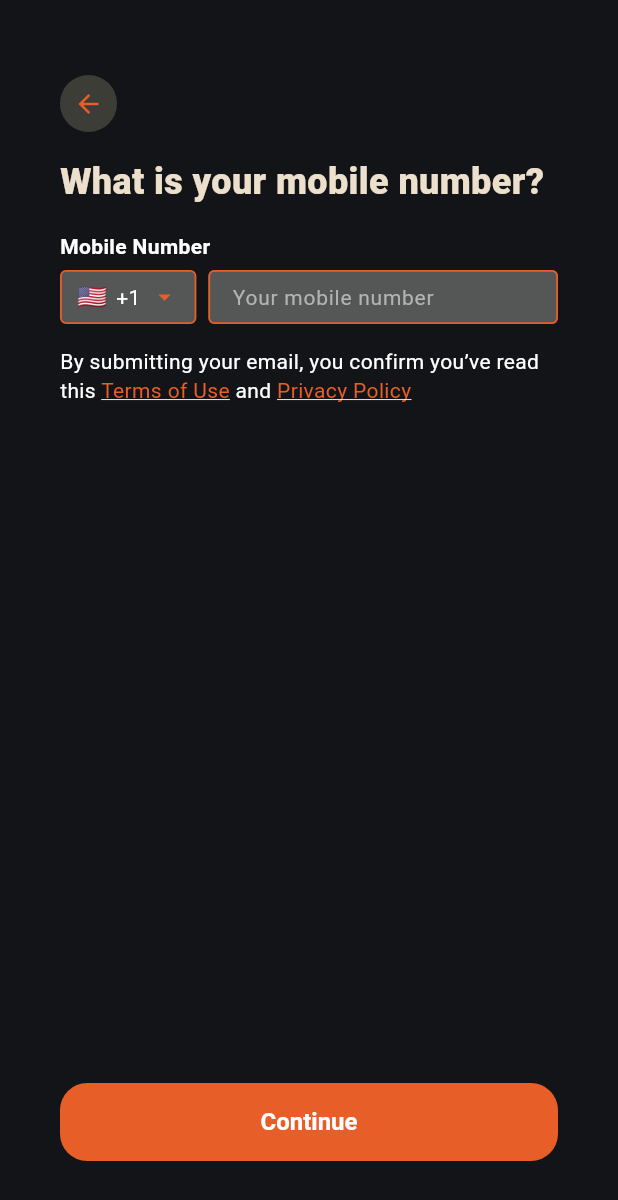
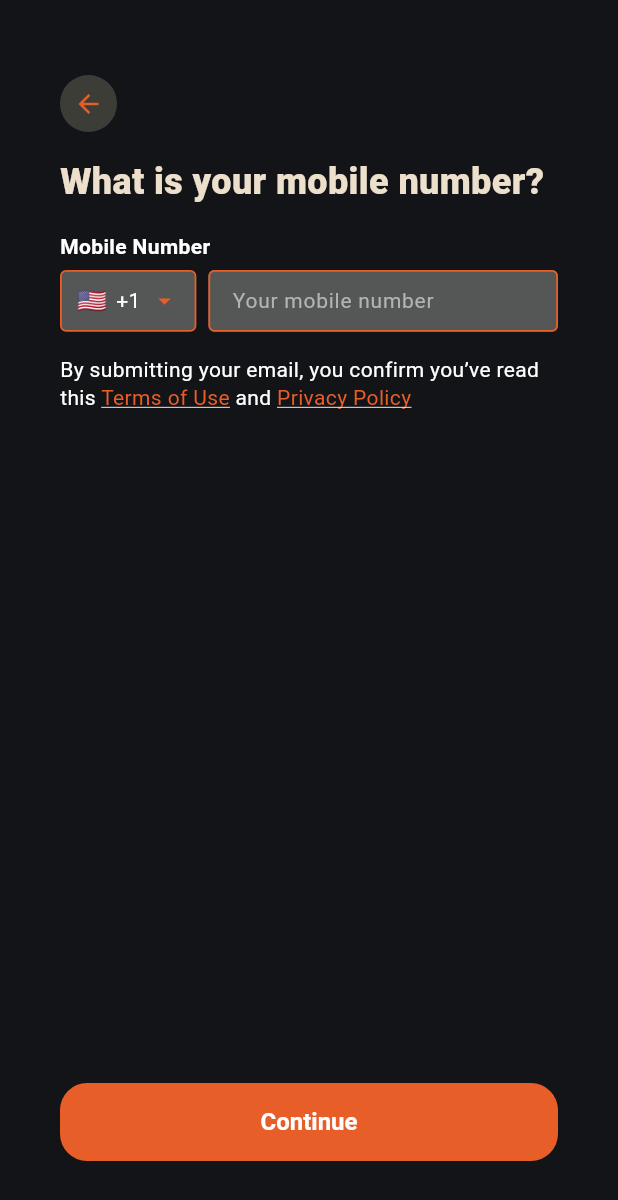
Before and after one commit to nhan502n/credenta-app, a Flutter app: the PhoneVerifyPage screen opened by its route, on a phone screen of 412 x 824 dp. Shown: the top 1200 px of the screen. Run offline on Flutter 3.47's test engine with Material 3 defaults, Android fonts, the phone set to English and light mode, and no system bars; network calls fail.

Commit message:
change locate

```diff
--- a/lib/pages/landing_page.dart
+++ b/lib/pages/home/landing_page.dart
@@ -1,7 +1,7 @@
 import 'package:flutter/material.dart';
-import '../components/logo_badge.dart';
-import '../theme/app_layout.dart';
-import '../theme/app_colors.dart';
+import '../../components/logo_badge.dart';
+import '../../theme/app_layout.dart';
+import '../../theme/app_colors.dart';
 
 class LandingPage extends StatelessWidget {
   const LandingPage({super.key});
--- a/lib/pages/country_code_picker_page.dart
+++ b/lib/pages/login/country_code_picker_page.dart
@@ -1,8 +1,8 @@
 import 'dart:async';
 import 'package:flutter/material.dart';
-import '../services/country_service.dart';
-import '../theme/app_colors.dart';
-import '../theme/app_layout.dart';
+import '../../services/country_service.dart';
+import '../../theme/app_colors.dart';
+import '../../theme/app_layout.dart';
 
 class CountryCodePickerPage extends StatefulWidget {
   final List<CountryDial>? prefetched;
--- a/lib/pages/phone_verify_page.dart
+++ b/lib/pages/login/phone_verify_page.dart
@@ -1,10 +1,10 @@
 import 'package:flutter/material.dart';
 import 'package:animations/animations.dart';
-import 'package:frontend/pages/country_code_picker_page.dart';
-import 'package:frontend/pages/phone_otp_page.dart';
-import '../theme/app_colors.dart';
-import '../theme/app_layout.dart';
-import '../services/country_service.dart'
+import 'package:frontend/pages/login/country_code_picker_page.dart';
+import 'package:frontend/pages/login/phone_otp_page.dart';
+import '../../theme/app_colors.dart';
+import '../../theme/app_layout.dart';
+import '../../services/country_service.dart'
     show CountryDial, flagEmoji, prefetchCountryDials, fetchCountryDialsCached;
 
 class PhoneVerifyPage extends StatefulWidget {
@@ -49,11 +49,6 @@ class _PhoneVerifyPageState extends State<PhoneVerifyPage> {
         ),
       );
 
-  double _fieldHeight(BuildContext context) {
-    final w = MediaQuery.of(context).size.width;
-    final candidate = w * 0.09; // ~9% width
-    return candidate.clamp(30.0, 36.0);
-  }
 
   InputDecoration _decoration(
     String hint,
@@ -147,7 +142,8 @@ class _PhoneVerifyPageState extends State<PhoneVerifyPage> {
   @override
   Widget build(BuildContext context) {
     final isNarrow = MediaQuery.of(context).size.width < 380;
-    final h = _fieldHeight(context);
+    final fieldH = AppLayout.fieldHeight(context);
+
 
     return Scaffold(
       backgroundColor: AppColors.bg,
@@ -183,9 +179,9 @@ class _PhoneVerifyPageState extends State<PhoneVerifyPage> {
                         Row(
                           children: [
                             SizedBox(
-                              height: h,
+                              height: fieldH,
                               child: _CountryCodeButton(
-                                height: h,
+                                height: fieldH,
                                 dial: _selected.dial,
                                 flag: flagEmoji(_selected.cca2),
                                 onTap: _openCountryPicker,
@@ -194,7 +190,7 @@ class _PhoneVerifyPageState extends State<PhoneVerifyPage> {
                             const SizedBox(width: 8),
                             Expanded(
                               child: SizedBox(
-                                height: h,
+                                height: fieldH,
                                 child: TextFormField(
                                   controller: phoneCtrl,
                                   keyboardType: TextInputType.phone,
@@ -206,7 +202,7 @@ class _PhoneVerifyPageState extends State<PhoneVerifyPage> {
                                       forceStrutHeight: true,
                                       height: 1,
                                       fontSize: 14),
-                                  decoration: _decoration('Your mobile number', h,
+                                  decoration: _decoration('Your mobile number', fieldH,
                                       controller: phoneCtrl),
                                   validator: (v) {
                                     final t =
--- a/lib/pages/verify_email_page.dart
+++ b/lib/pages/signup/verify_email_page.dart
@@ -1,6 +1,6 @@
 import 'package:flutter/material.dart';
-import '../theme/app_colors.dart';
-import '../theme/app_layout.dart';
+import '../../theme/app_colors.dart';
+import '../../theme/app_layout.dart';
 
 class VerifyEmailPage extends StatelessWidget {
   final String email; // truyền email để hiển thị
--- a/lib/theme/app_layout.dart
+++ b/lib/theme/app_layout.dart
@@ -1,20 +1,27 @@
 import 'package:flutter/widgets.dart';
 
-/// Tất cả khoảng cách/padding dùng chung cho toàn app
+/// All spacing/padding used across the app
 class AppLayout {
-  // Padding trang
+  // Page padding
   static const double padH = 40;
   static const double padV = 50;
   static const EdgeInsets pagePadding =
       EdgeInsets.symmetric(horizontal: padH, vertical: padV);
 
-  // Khoảng cách chuẩn trước CTA (nút lớn cuối trang)
+  // Standard spacing before CTA (large bottom button)
   static const double gapBeforeCta = 32;
   static const SizedBox gapBeforeCtaBox = SizedBox(height: gapBeforeCta);
 
-  // Một số khoảng cách hay dùng
-  static const SizedBox gapXS = SizedBox(height: 2);
+  // Commonly used gaps
+  static const SizedBox gapXS = SizedBox(height: 0);
   static const SizedBox gapSM = SizedBox(height: 6);
   static const SizedBox gapMD = SizedBox(height: 12);
   static const SizedBox gapLG = SizedBox(height: 16);
+
+  /// 🔹 Function to calculate unified input field height across the app
+  static double fieldHeight(BuildContext context) {
+    final w = MediaQuery.of(context).size.width;
+    final candidate = w * 0.1; // 10% width
+    return candidate.clamp(40.0, 48.0);
+  }
 }
```
Also changed, not shown: lib/main.dart (+4 -4 lines), lib/pages/login/login_page.dart (renamed from lib/pages/login_page.dart, +14 -11 lines), lib/pages/login/phone_otp_page.dart (renamed from lib/pages/phone_otp_page.dart, +56 -20 lines), lib/pages/signup/signup_page.dart (renamed from lib/pages/signup_page.dart, +4 -10 lines), lib/ui/form_ui.dart (deleted, +0 -80 lines).
